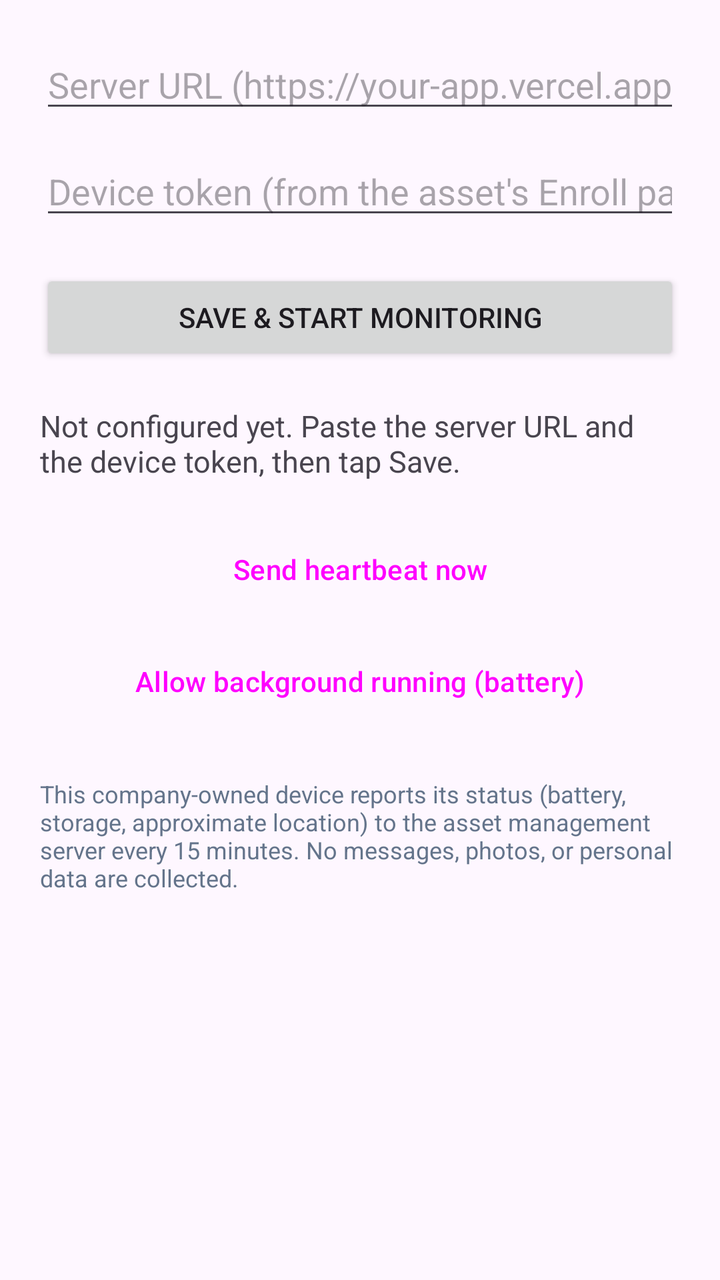
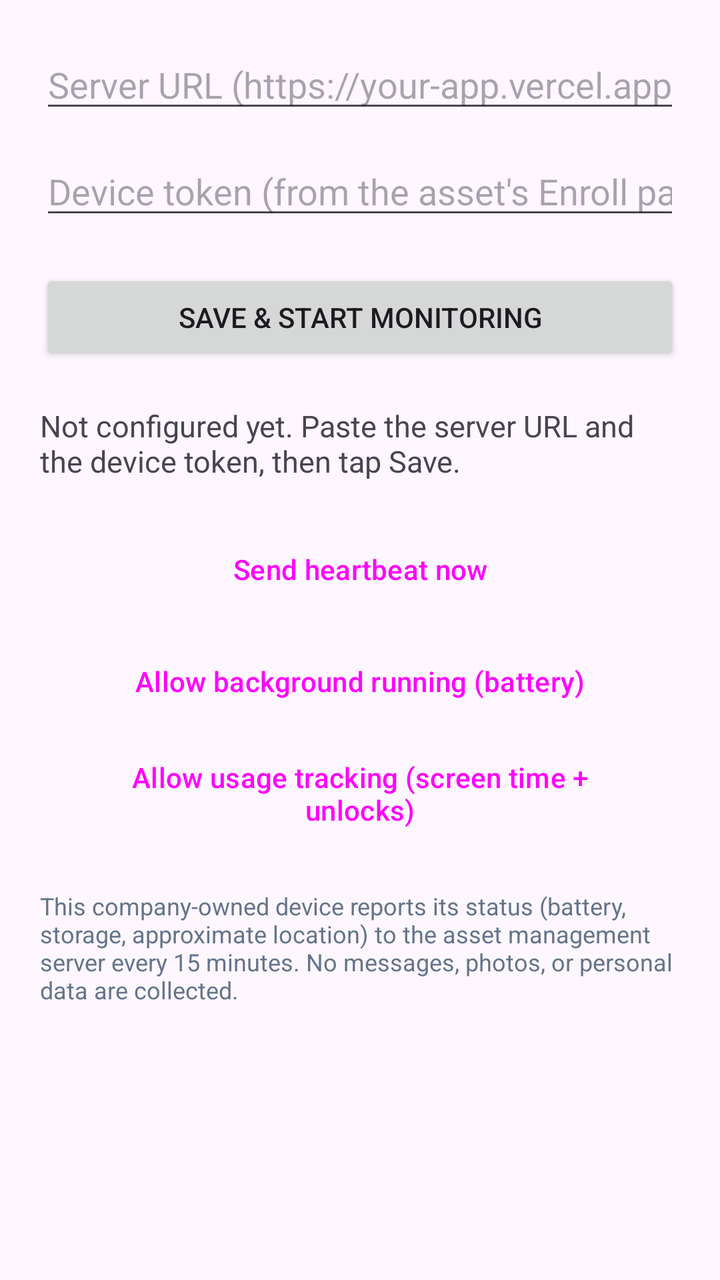

The first picture is an Android layout as it rendered before a commit; the second is the same layout after the commit. The layout source and the unified diff follow.
<!-- AndroidManifest.xml: application theme Theme.AssetAgent -->
<!-- res/layout/activity_main.xml -->
<?xml version="1.0" encoding="utf-8"?>
<ScrollView xmlns:android="http://schemas.android.com/apk/res/android"
    android:layout_width="match_parent"
    android:layout_height="match_parent">

    <LinearLayout
        android:layout_width="match_parent"
        android:layout_height="wrap_content"
        android:orientation="vertical"
        android:padding="20dp">

        <EditText
            android:id="@+id/serverInput"
            android:layout_width="match_parent"
            android:layout_height="wrap_content"
            android:hint="@string/server_hint"
            android:inputType="textUri"
            android:autofillHints="url" />

        <EditText
            android:id="@+id/tokenInput"
            android:layout_width="match_parent"
            android:layout_height="wrap_content"
            android:layout_marginTop="12dp"
            android:hint="@string/token_hint"
            android:inputType="textVisiblePassword"
            android:autofillHints="" />

        <Button
            android:id="@+id/saveButton"
            android:layout_width="match_parent"
            android:layout_height="wrap_content"
            android:layout_marginTop="20dp"
            android:text="@string/save_start" />

        <TextView
            android:id="@+id/statusText"
            android:layout_width="match_parent"
            android:layout_height="wrap_content"
            android:layout_marginTop="20dp"
            android:textSize="15sp"
            android:text="@string/status_idle" />

        <Button
            android:id="@+id/sendNowButton"
            android:layout_width="match_parent"
            android:layout_height="wrap_content"
            android:layout_marginTop="20dp"
            style="@style/Widget.Material3.Button.OutlinedButton"
            android:text="@string/send_now" />

        <Button
            android:id="@+id/batteryButton"
            android:layout_width="match_parent"
            android:layout_height="wrap_content"
            android:layout_marginTop="8dp"
            style="@style/Widget.Material3.Button.OutlinedButton"
            android:text="@string/battery_opt" />

        <TextView
            android:layout_width="match_parent"
            android:layout_height="wrap_content"
            android:layout_marginTop="24dp"
            android:textSize="12sp"
            android:textColor="#64748B"
            android:text="@string/privacy_note" />
    </LinearLayout>
</ScrollView>
<!-- resources referenced by this layout -->
<resources>
  <string name="battery_opt">Allow background running (battery)</string>
  <string name="privacy_note">This company-owned device reports its status (battery, storage, approximate location) to the asset management server every 15 minutes. No messages, photos, or personal data are collected.</string>
  <string name="save_start">Save &amp; start monitoring</string>
  <string name="send_now">Send heartbeat now</string>
  <string name="server_hint">Server URL (https://your-app.vercel.app)</string>
  <string name="status_idle">Not configured yet. Paste the server URL and the device token, then tap Save.</string>
  <string name="token_hint">Device token (from the asset\'s Enroll panel)</string>
  <style name="Theme.AssetAgent" parent="Theme.Material3.DayNight">
          <item name="colorPrimary">#4F46E5</item>
      </style>
</resources>

<!-- the commit's change to res/layout/activity_main.xml (unified diff, before → after) -->
@@ -57,6 +57,14 @@
             style="@style/Widget.Material3.Button.OutlinedButton"
             android:text="@string/battery_opt" />
 
+        <Button
+            android:id="@+id/usageButton"
+            android:layout_width="match_parent"
+            android:layout_height="wrap_content"
+            android:layout_marginTop="8dp"
+            style="@style/Widget.Material3.Button.OutlinedButton"
+            android:text="@string/usage_access" />
+
         <TextView
             android:layout_width="match_parent"
             android:layout_height="wrap_content"
<!-- resource entries referenced after the edit -->
@@ -7,6 +7,7 @@
   <string name="server_hint">Server URL (https://your-app.vercel.app)</string>
   <string name="status_idle">Not configured yet. Paste the server URL and the device token, then tap Save.</string>
   <string name="token_hint">Device token (from the asset\'s Enroll panel)</string>
+  <string name="usage_access">Allow usage tracking (screen time + unlocks)</string>
   <style name="Theme.AssetAgent" parent="Theme.Material3.DayNight">
           <item name="colorPrimary">#4F46E5</item>
       </style>
